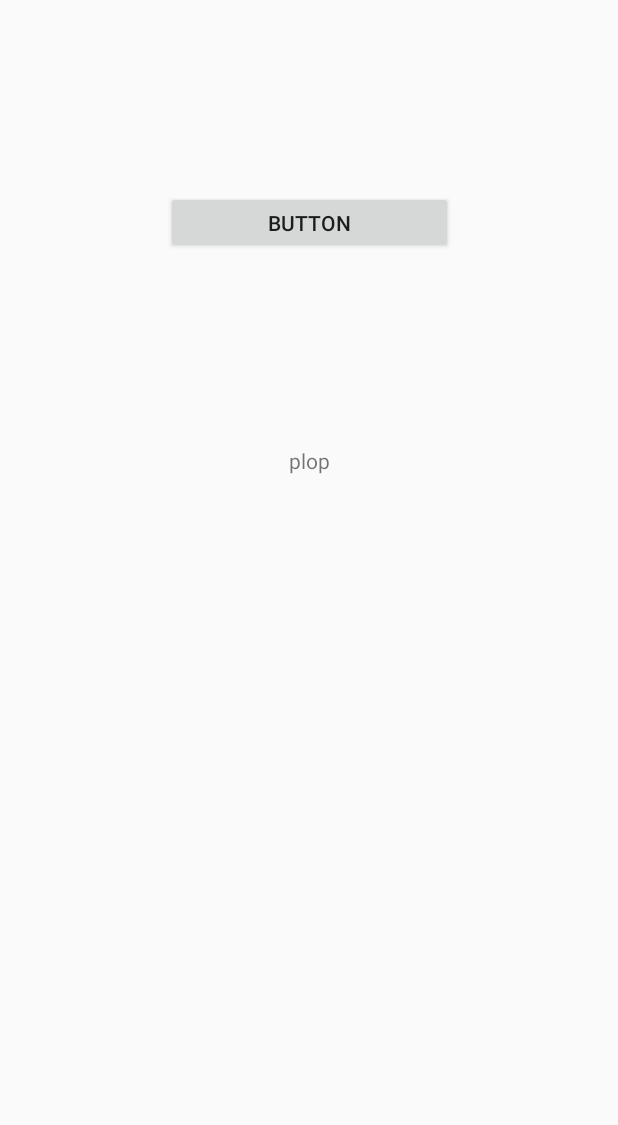
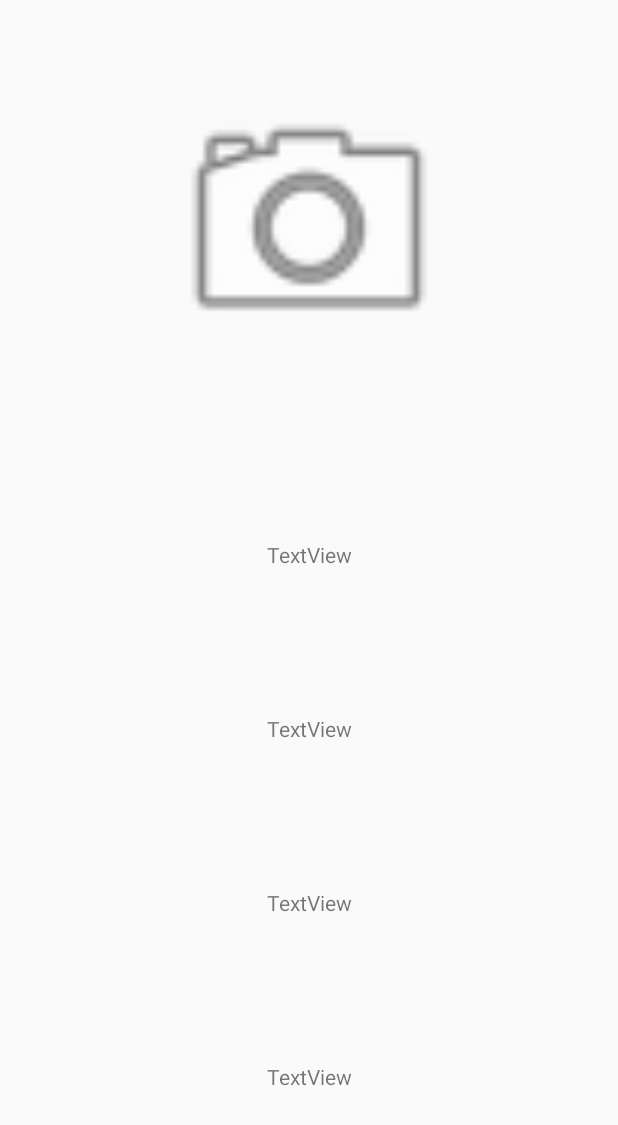
Before and after one commit to Tioneb88/COO, an Android app: the layout activity_consulter_profil.xml on its own in the app's theme, with its tools: preview values and no code run, on a phone screen of 412 x 824 dp. Shown: the top 1125 px of the screen. Run offline under Robolectric (Android 15) with nearby library versions, the phone set to English and light mode, and no system bars.

Commit message:
avancement de la classe consulter profil

```diff
--- a/MiniPoll/app/src/main/java/lsinf1225/mini_poll/activity/ShowListActivity.java
+++ b/MiniPoll/app/src/main/java/lsinf1225/mini_poll/activity/ShowListActivity.java
@@ -45,7 +45,7 @@ public class ShowListActivity extends Activity implements OnItemClickListener {
         // Création de l'adapter pour faire la liaison entre les données et
         // l'affichage de chaque ligne de la liste.
         myListViewAdapter = new MyListViewAdapter(this, users);
-        myListView.setAdapter(myListViewAdapter);
+        //myListView.setAdapter(myListViewAdapter);
 
         // Indique que le clic d'un élément de la liste doit appeler la méthode onItemClick d
         // cette classe (this).
--- a/MiniPoll/app/src/main/java/lsinf1225/mini_poll/model/Ami.java
+++ b/MiniPoll/app/src/main/java/lsinf1225/mini_poll/model/Ami.java
@@ -77,7 +77,7 @@ public class Ami {
         cursor.moveToFirst();
 
         // Initialisation la liste des utilisateurs.
-        ArrayList<Ami> amis = new ArrayList<>();
+       // ArrayList<Ami> amis = new ArrayList<>();
         ArrayList<String> listamis = new ArrayList<>();
 
         // Tant qu'il y a des lignes.
--- a/MiniPoll/app/src/main/res/layout/activity_consulter_profil.xml
+++ b/MiniPoll/app/src/main/res/layout/activity_consulter_profil.xml
@@ -7,33 +7,66 @@
     android:layout_height="match_parent"
     tools:context="lsinf1225.mini_poll.activity.ConsulterProfilActivity">
 
-    <Button
-        android:id="@+id/button"
-        android:layout_width="191dp"
-        android:layout_height="42dp"
-        android:layout_centerHorizontal="true"
-        android:text="Button"
-        app:layout_constraintBottom_toTopOf="@+id/textView"
+    <android.support.constraint.Guideline
+        android:id="@+id/guideline"
+        android:layout_width="wrap_content"
+        android:layout_height="wrap_content"
+        android:orientation="horizontal"
+        app:layout_constraintGuide_begin="464dp" />
+
+    <ImageView
+        android:id="@+id/imageView2"
+        android:layout_width="196dp"
+        android:layout_height="229dp"
+        android:src="@android:drawable/ic_menu_camera"
+        app:layout_constraintBottom_toTopOf="@+id/guideline"
         app:layout_constraintEnd_toEndOf="parent"
-        app:layout_constraintHorizontal_bias="0.5"
         app:layout_constraintStart_toStartOf="parent"
-        app:layout_constraintTop_toTopOf="parent" />
+        app:layout_constraintTop_toTopOf="parent"
+        app:layout_constraintVertical_bias="0.144" />
 
     <TextView
         android:id="@+id/textView"
         android:layout_width="wrap_content"
         android:layout_height="wrap_content"
-        android:text="plop"
-        app:layout_constraintBottom_toTopOf="@+id/guideline"
+        android:text="TextView"
+        app:layout_constraintBottom_toTopOf="@+id/textView12"
         app:layout_constraintEnd_toEndOf="parent"
         app:layout_constraintHorizontal_bias="0.5"
         app:layout_constraintStart_toStartOf="parent"
-        app:layout_constraintTop_toBottomOf="@+id/button" />
+        app:layout_constraintTop_toBottomOf="@+id/imageView2" />
 
-    <android.support.constraint.Guideline
-        android:id="@+id/guideline"
+    <TextView
+        android:id="@+id/textView10"
         android:layout_width="wrap_content"
         android:layout_height="wrap_content"
-        android:orientation="horizontal"
-        app:layout_constraintGuide_begin="444dp" />
+        android:text="TextView"
+        app:layout_constraintBottom_toTopOf="@+id/textView11"
+        app:layout_constraintEnd_toEndOf="parent"
+        app:layout_constraintHorizontal_bias="0.5"
+        app:layout_constraintStart_toStartOf="parent"
+        app:layout_constraintTop_toBottomOf="@+id/textView12" />
+
+    <TextView
+        android:id="@+id/textView11"
+        android:layout_width="wrap_content"
+        android:layout_height="wrap_content"
+        android:text="TextView"
+        app:layout_constraintBottom_toBottomOf="parent"
+        app:layout_constraintEnd_toEndOf="parent"
+        app:layout_constraintHorizontal_bias="0.5"
+        app:layout_constraintStart_toStartOf="parent"
+        app:layout_constraintTop_toBottomOf="@+id/textView10" />
+
+    <TextView
+        android:id="@+id/textView12"
+        android:layout_width="wrap_content"
+        android:layout_height="wrap_content"
+        android:text="TextView"
+        app:layout_constraintBottom_toTopOf="@+id/textView10"
+        app:layout_constraintEnd_toEndOf="parent"
+        app:layout_constraintHorizontal_bias="0.5"
+        app:layout_constraintStart_toStartOf="parent"
+        app:layout_constraintTop_toBottomOf="@+id/textView" />
+
 </android.support.constraint.ConstraintLayout>
```
Also changed, not shown: MiniPoll/app/src/main/java/lsinf1225/mini_poll/activity/ConsulterProfilActivity.java (+26 -3 lines), MiniPoll/app/src/main/java/lsinf1225/mini_poll/model/User.java (+53 -0 lines).
